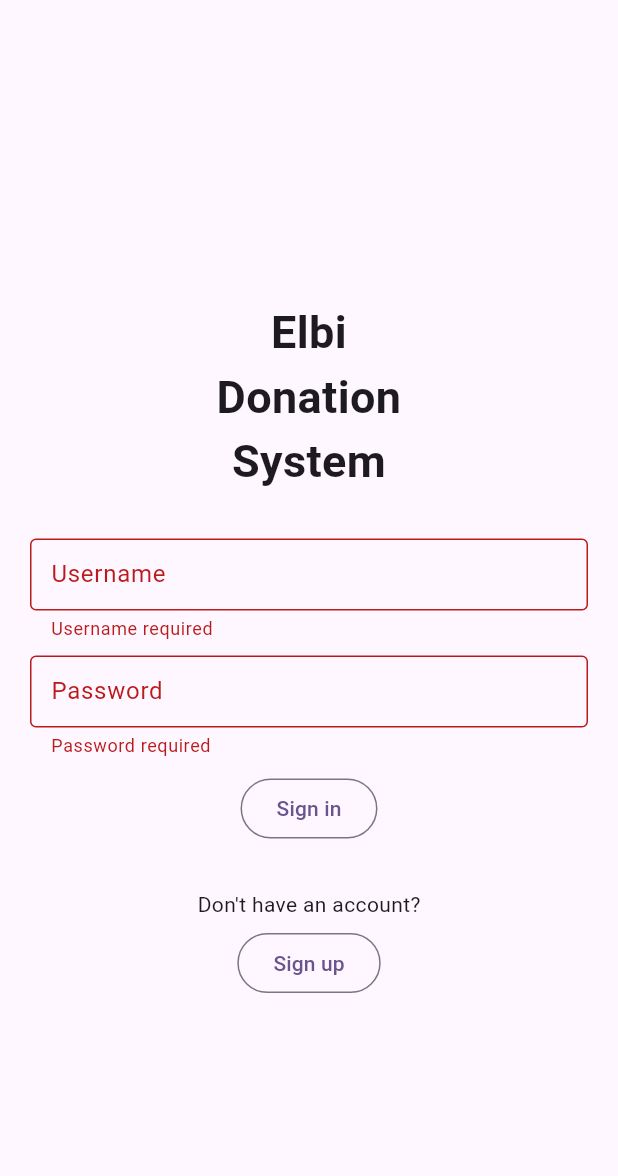
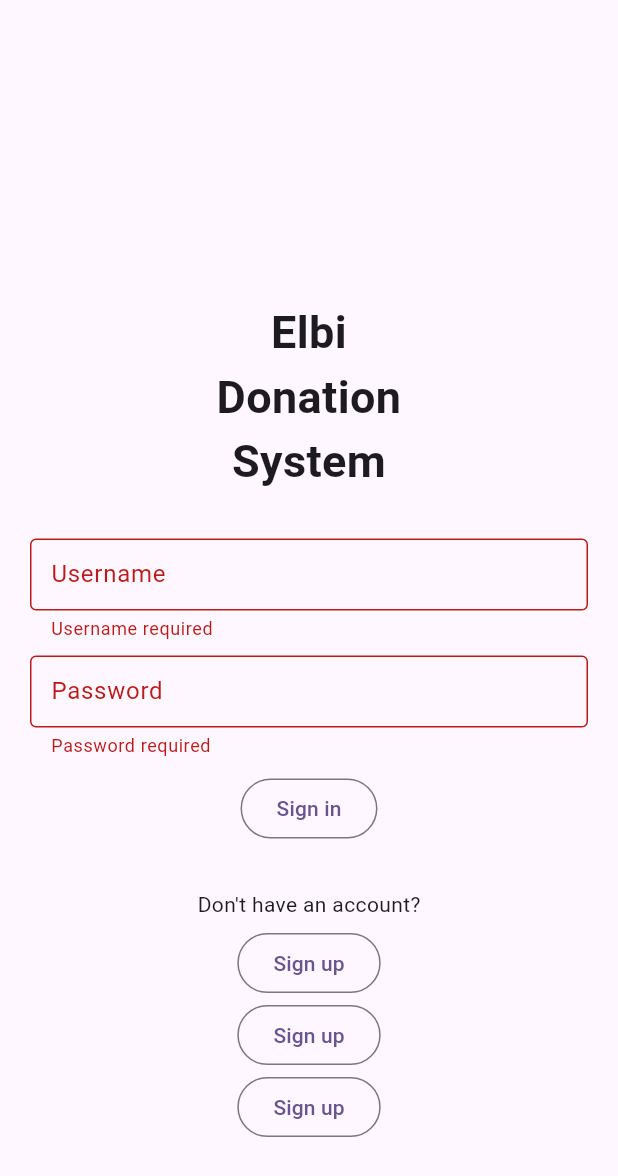
Before and after one commit to ArlJethroMaranan/cmsc-23-project-group4, a Flutter app: the screen it shows after launch, after a tap on "Sign in", on a phone screen of 412 x 824 dp. Shown: the top 1176 px of the screen. Run offline on Flutter 3.47's test engine with Material 3 defaults, Android fonts, the light colour scheme and no system bars.

Commit message:
chore: fixed routing

```diff
--- a/cmsc_23_proj/lib/main.dart
+++ b/cmsc_23_proj/lib/main.dart
@@ -1,5 +1,6 @@
 import 'package:cmsc_23_proj/screens/auth_pages/auth_main.dart';
 import 'package:cmsc_23_proj/screens/admin_view/admin_main.dart';
+import 'package:cmsc_23_proj/screens/not_found.dart';
 import 'package:cmsc_23_proj/screens/users_view/org_view/org_donoList.dart';
 import 'package:cmsc_23_proj/screens/users_view/org_view/org_home.dart';
 import 'package:cmsc_23_proj/screens/users_view/org_view/org_profile.dart';
@@ -30,20 +31,9 @@ class MyApp extends StatelessWidget {
       onGenerateRoute: (settings) {
         if (settings.name == '/'){
           return MaterialPageRoute(builder: (context) => const AuthMain());
-        } else if (setting.name == '/adminMain'){
-          return MaterialPageRoute(builder: (context) => AdminMain());
-        } else if(setting.name == '/orgHome'){ // route for slambook (originally the first route *but changed)
-          return MaterialPageRoute(builder: (context) => const OrgHome());
-        } else if(setting.name == '/donationListOrg'){ // route for friends page which has a map parameter that will be from formpage
-          //var args = setting.arguments as Map<String,String>? ?? {};
-          return MaterialPageRoute(builder: (context) => const DonationList());
-        } else if(setting.name == '/profileOrg'){ // route for friends page which has a map parameter that will be from formpage
-          //var args = setting.arguments as Map<String,String>? ?? {};
-          return MaterialPageRoute(builder: (context) => const ProfileOrg());
+        } else {
+          return MaterialPageRoute(builder: (context) => const NotFound());
         }
-        // else{ //extra route for error page
-        //   return MaterialPageRoute(builder: (context) => const ErrorPage());
-        // }
       },
     );
   }
--- a/cmsc_23_proj/lib/screens/auth_pages/auth_main.dart
+++ b/cmsc_23_proj/lib/screens/auth_pages/auth_main.dart
@@ -1,8 +1,10 @@
+import 'package:cmsc_23_proj/screens/admin_view/admin_main.dart';
 import 'package:cmsc_23_proj/screens/auth_pages/sign_in.dart';
 import 'package:cmsc_23_proj/screens/auth_pages/sign_up/sign_up_main.dart';
 import 'package:cmsc_23_proj/screens/auth_pages/sign_up/sign_up_org.dart';
 import 'package:cmsc_23_proj/screens/not_found.dart';
 import 'package:cmsc_23_proj/screens/users_view/donors_view/donors_main.dart';
+import 'package:cmsc_23_proj/screens/users_view/org_view/org_main.dart';
 import 'package:flutter/material.dart';
 
 class AuthMain extends StatefulWidget {
@@ -30,6 +32,10 @@ class _AuthMainState extends State<AuthMain> {
           return MaterialPageRoute(builder: (context) => const UserSignUpOrg());
         } else if (settings.name == '/donors-main'){
           return MaterialPageRoute(builder: (context) => const DonorsMain());
+        } else if (settings.name == '/orgs-main'){
+          return MaterialPageRoute(builder: (context) => const OrgMain());
+        } else if (settings.name == '/admin-main'){
+          return MaterialPageRoute(builder: (context) => const AdminMain());
         } else {
           return MaterialPageRoute(builder: (context) => const NotFound());
         }
--- a/cmsc_23_proj/lib/screens/auth_pages/sign_in.dart
+++ b/cmsc_23_proj/lib/screens/auth_pages/sign_in.dart
@@ -93,6 +93,18 @@ class _UserSignInState extends State<UserSignIn> {
                   },
                   child: const Text("Sign up"),
                 ),
+                OutlinedButton(
+                  onPressed: () {
+                    Navigator.pushNamed(context, '/admin-main');
+                  },
+                  child: const Text("Sign up"),
+                ),
+                OutlinedButton(
+                  onPressed: () {
+                    Navigator.pushNamed(context, '/orgs-main');
+                  },
+                  child: const Text("Sign up"),
+                ),
               ],
             ),
           ),
--- /dev/null
+++ b/cmsc_23_proj/lib/screens/users_view/org_view/org_main.dart
@@ -0,0 +1,38 @@
+import 'package:cmsc_23_proj/screens/not_found.dart';
+import 'package:cmsc_23_proj/screens/users_view/org_view/org_donoList.dart';
+import 'package:cmsc_23_proj/screens/users_view/org_view/org_home.dart';
+import 'package:cmsc_23_proj/screens/users_view/org_view/org_profile.dart';
+import 'package:flutter/material.dart';
+
+class OrgMain extends StatefulWidget {
+  const OrgMain({super.key});
+
+  @override
+  State<OrgMain> createState() => _OrgMainState();
+}
+
+class _OrgMainState extends State<OrgMain> {
+  @override
+  Widget build(BuildContext context) {
+    return MaterialApp(
+      title: 'Flutter Demo',
+      theme: ThemeData(
+        colorScheme: ColorScheme.fromSeed(seedColor: Colors.deepPurple),
+        useMaterial3: true,
+      ),
+      onGenerateRoute: (settings) {
+        if(settings.name == '/'){ // route for slambook (originally the first route *but changed)
+          return MaterialPageRoute(builder: (context) => const OrgHome());
+        } else if(settings.name == '/donationListOrg'){ // route for friends page which has a map parameter that will be from formpage
+          //var args = setting.arguments as Map<String,String>? ?? {};
+          return MaterialPageRoute(builder: (context) => const DonationList());
+        } else if(settings.name == '/profileOrg'){ // route for friends page which has a map parameter that will be from formpage
+          //var args = setting.arguments as Map<String,String>? ?? {};
+          return MaterialPageRoute(builder: (context) => const ProfileOrg());
+        } else {
+          return MaterialPageRoute(builder: (context) => const NotFound());
+        }
+      },
+    );
+  }
+}
```
Also changed, not shown: cmsc_23_proj/lib/screens/admin_view/admin_main.dart (+7 -4 lines).
